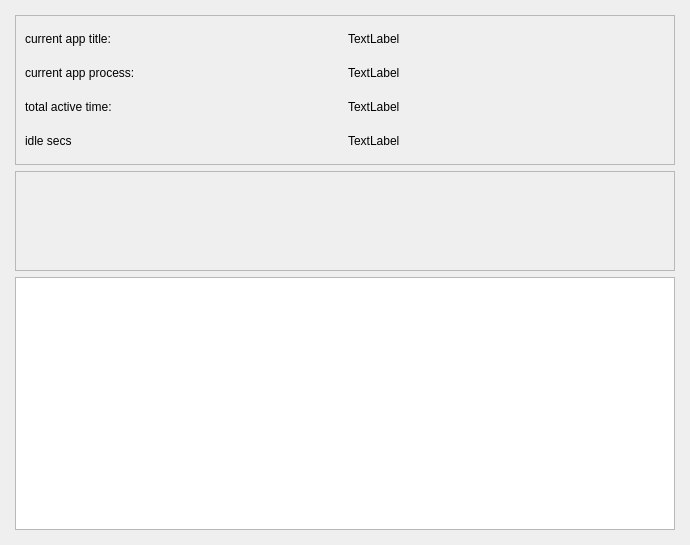
Old version of the form track.ui in the repository frans-fuerst/track.
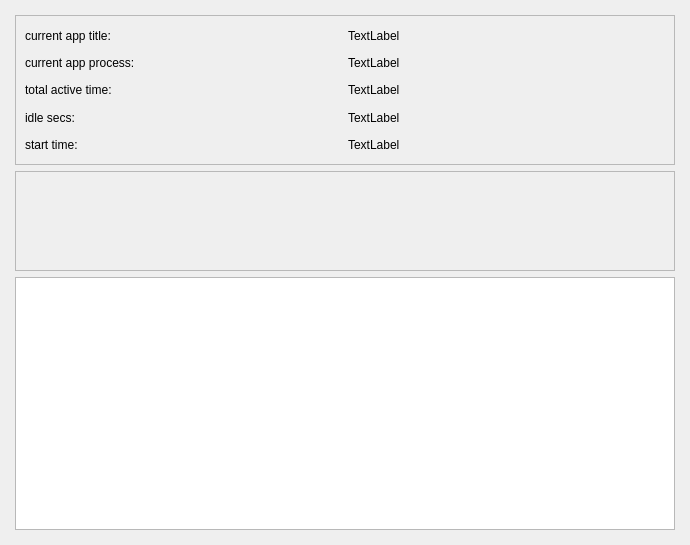
New version of the form. Custom widgets are drawn as their Qt base class.

Commit message: still prototype - better bargraph, add start time

```diff
--- a/track.ui
+++ b/track.ui
@@ -58,7 +58,7 @@
          <item row="6" column="0">
           <widget class="QLabel" name="lbl_idle_5">
            <property name="text">
-            <string>idle secs</string>
+            <string>idle secs:</string>
            </property>
           </widget>
          </item>
@@ -76,6 +76,13 @@
            </property>
           </widget>
          </item>
+         <item row="3" column="1">
+          <widget class="QLabel" name="lbl_title">
+           <property name="text">
+            <string>TextLabel</string>
+           </property>
+          </widget>
+         </item>
          <item row="6" column="1">
           <widget class="QLabel" name="lbl_idle">
            <property name="autoFillBackground">
@@ -93,8 +100,15 @@
            </property>
           </widget>
          </item>
-         <item row="3" column="1">
-          <widget class="QLabel" name="lbl_title">
+         <item row="7" column="0">
+          <widget class="QLabel" name="label_2">
+           <property name="text">
+            <string>start time:</string>
+           </property>
+          </widget>
+         </item>
+         <item row="7" column="1">
+          <widget class="QLabel" name="lbl_start_time">
            <property name="text">
             <string>TextLabel</string>
            </property>
```
The commit also changes 3 other files.
